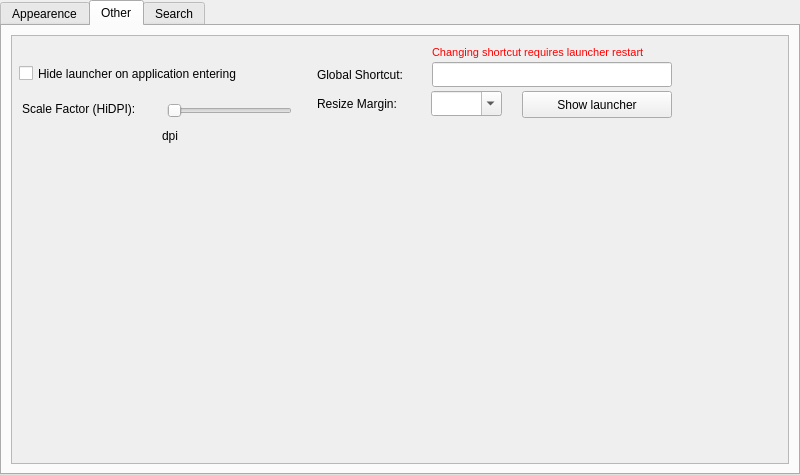
Qt form qt/settingswindow.ui (rgoomes/Launcher) before a commit.
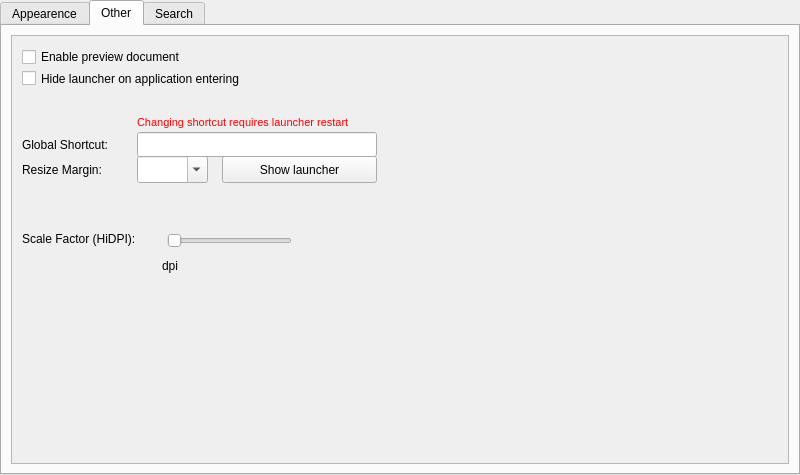
The same form after that commit. The open tabs and pages were chosen to show the change.

Commit message: Added preview area to launcher(for now only image previews, later text and pdf files), zoom in/out on preview area. First implementation for single layout when showing results i.e fullscreen layout for results(only settings window switch commited). TODO: fix 100% cpu usage(related with many paint event calls in preview area), fix slowness(related with high resolution image loading for preview area - fix with thumbnailer?), improve zoom by taking into account the mouse position.

```diff
--- a/qt/settingswindow.ui
+++ b/qt/settingswindow.ui
@@ -795,8 +795,8 @@
            <widget class="QCheckBox" name="hideOnAppCheck">
             <property name="geometry">
              <rect>
-              <x>7</x>
-              <y>25</y>
+              <x>10</x>
+              <y>30</y>
               <width>291</width>
               <height>25</height>
              </rect>
@@ -808,9 +808,9 @@
            <widget class="QPushButton" name="showLauncherBtn">
             <property name="geometry">
              <rect>
-              <x>510</x>
-              <y>55</y>
-              <width>150</width>
+              <x>210</x>
+              <y>120</y>
+              <width>155</width>
               <height>27</height>
              </rect>
             </property>
@@ -821,10 +821,10 @@
            <widget class="QComboBox" name="resizePxCombo">
             <property name="geometry">
              <rect>
-              <x>419</x>
-              <y>55</y>
+              <x>125</x>
+              <y>120</y>
               <width>71</width>
-              <height>25</height>
+              <height>27</height>
              </rect>
             </property>
             <property name="editable">
@@ -834,8 +834,8 @@
            <widget class="QLabel" name="label_19">
             <property name="geometry">
              <rect>
-              <x>305</x>
-              <y>55</y>
+              <x>10</x>
+              <y>121</y>
               <width>101</width>
               <height>25</height>
              </rect>
@@ -848,7 +848,7 @@
             <property name="geometry">
              <rect>
               <x>10</x>
-              <y>60</y>
+              <y>190</y>
               <width>141</width>
               <height>25</height>
              </rect>
@@ -861,7 +861,7 @@
             <property name="geometry">
              <rect>
               <x>150</x>
-              <y>90</y>
+              <y>220</y>
               <width>41</width>
               <height>20</height>
              </rect>
@@ -873,8 +873,8 @@
            <widget class="QLabel" name="label_30">
             <property name="geometry">
              <rect>
-              <x>420</x>
-              <y>6</y>
+              <x>125</x>
+              <y>76</y>
               <width>231</width>
               <height>21</height>
              </rect>
@@ -895,7 +895,7 @@
             <property name="geometry">
              <rect>
               <x>155</x>
-              <y>60</y>
+              <y>190</y>
               <width>125</width>
               <height>29</height>
              </rect>
@@ -913,8 +913,8 @@
            <widget class="QLineEdit" name="sedit">
             <property name="geometry">
              <rect>
-              <x>420</x>
-              <y>26</y>
+              <x>125</x>
+              <y>96</y>
               <width>240</width>
               <height>25</height>
              </rect>
@@ -923,8 +923,8 @@
            <widget class="QLabel" name="label_29">
             <property name="geometry">
              <rect>
-              <x>305</x>
-              <y>30</y>
+              <x>10</x>
+              <y>100</y>
               <width>121</width>
               <height>17</height>
              </rect>
@@ -933,6 +933,19 @@
              <string>Global Shortcut: </string>
             </property>
            </widget>
+           <widget class="QCheckBox" name="enablePreviewCheck">
+            <property name="geometry">
+             <rect>
+              <x>10</x>
+              <y>10</y>
+              <width>281</width>
+              <height>22</height>
+             </rect>
+            </property>
+            <property name="text">
+             <string>Enable preview document</string>
+            </property>
+           </widget>
           </widget>
          </widget>
         </item>
```
Left out of the diff: 49 changed lines with no effect on the pictures. The commit also changes 12 other files.
